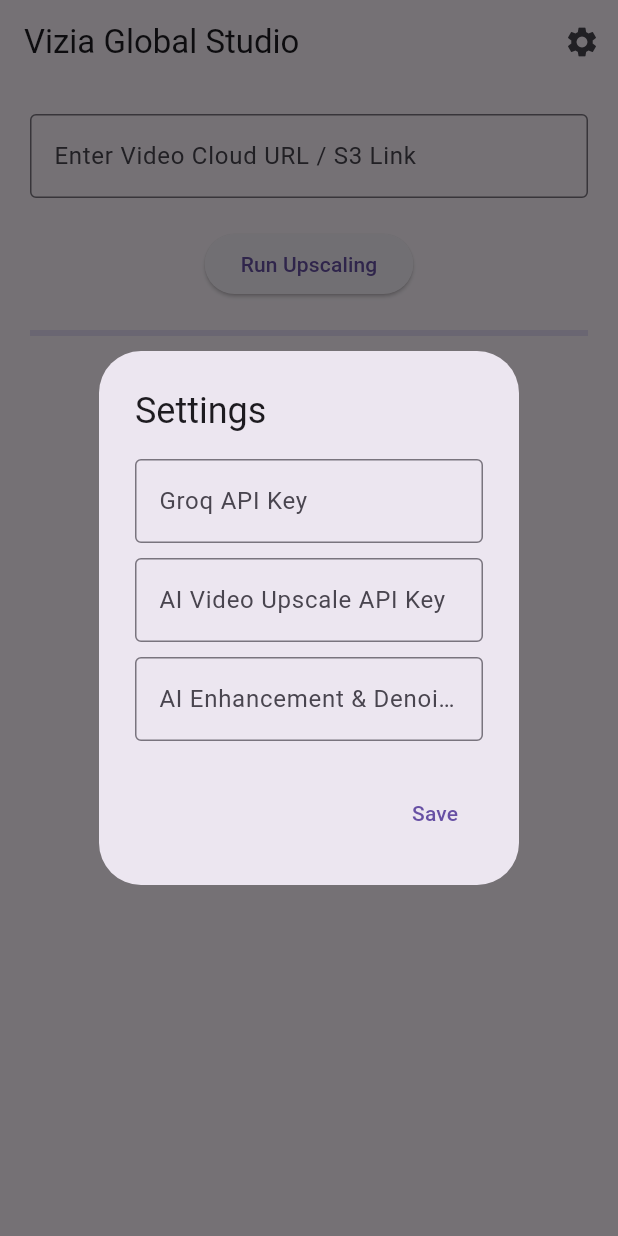
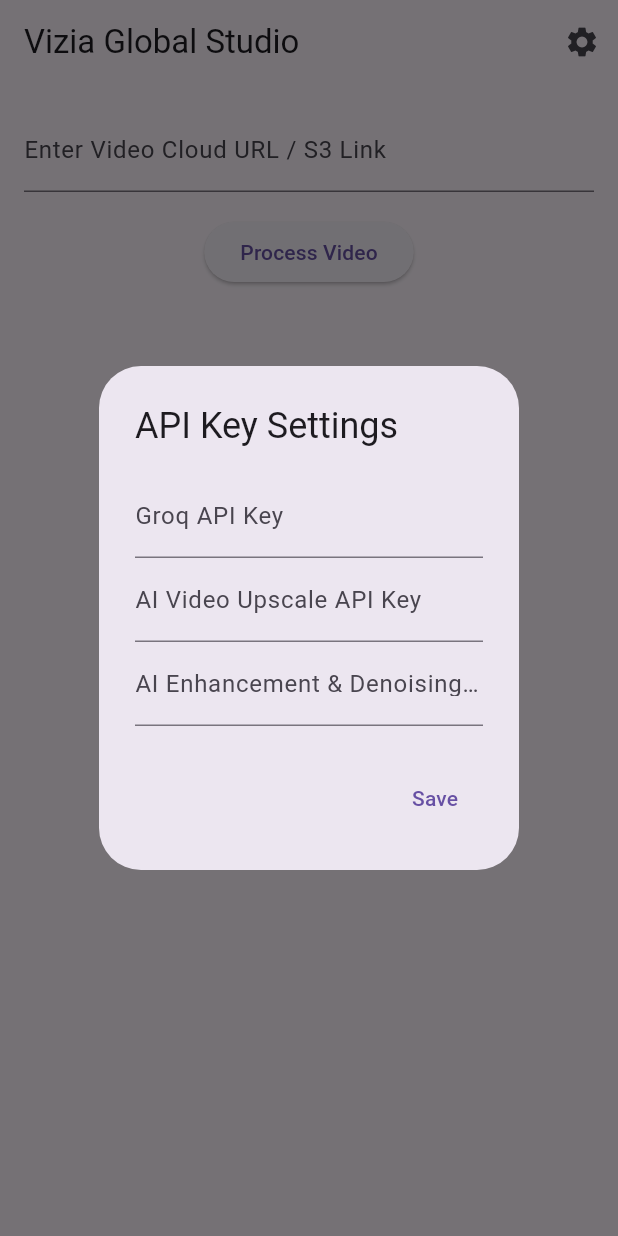
Before and after one commit to tarun225601-star/Tarun-app, a Flutter app: the screen it shows after launch, after a tap on the "settings" icon, on a phone screen of 412 x 824 dp. Run offline on Flutter 3.47's test engine with Material 3 defaults, Android fonts, the phone set to English and light mode, and no system bars; our stand-ins replace shared_preferences.

Commit message:
Auto Agent: update main.dart

```diff
--- a/lib/main.dart
+++ b/lib/main.dart
@@ -1,6 +1,6 @@
 import 'package:flutter/material.dart';
+import 'package:shared_preferences/shared_preferences.dart';
 import 'package:http/http.dart' as http;
-import 'dart:convert';
 
 void main() {
   runApp(const MyApp());
@@ -11,12 +11,9 @@
 
   @override
   Widget build(BuildContext context) {
-    return MaterialApp(
+    return const MaterialApp(
       title: 'Vizia Global Studio',
-      theme: ThemeData(
-        primarySwatch: Colors.blue,
-      ),
-      home: const MyHomePage(),
+      home: MyHomePage(),
     );
   }
 }
@@ -29,110 +26,75 @@
 }
 
 class _MyHomePageState extends State<MyHomePage> {
+  final _videoUrlController = TextEditingController();
   final _groqApiKeyController = TextEditingController();
   final _aiVideoUpscaleApiKeyController = TextEditingController();
   final _aiEnhancementDenoisingApiKeyController = TextEditingController();
-  final _videoUrlController = TextEditingController();
+  bool _isLoading = false;
+  int _progress = 0;
   String _activeAgent = '';
   String _log = '';
-  double _progress = 0;
-  bool _isRunning = false;
 
-  Future<void> _showSettingsDialog() async {
-    await showDialog(
-      context: context,
-      builder: (BuildContext context) {
-        return AlertDialog(
-          title: const Text('Settings'),
-          content: Column(
-            mainAxisSize: MainAxisSize.min,
-            children: [
-              TextField(
-                controller: _groqApiKeyController,
-                decoration: const InputDecoration(
-                  labelText: 'Groq API Key',
-                  border: OutlineInputBorder(),
-                ),
-              ),
-              const SizedBox(height: 10),
-              TextField(
-                controller: _aiVideoUpscaleApiKeyController,
-                decoration: const InputDecoration(
-                  labelText: 'AI Video Upscale API Key',
-                  border: OutlineInputBorder(),
-                ),
-              ),
-              const SizedBox(height: 10),
-              TextField(
-                controller: _aiEnhancementDenoisingApiKeyController,
-                decoration: const InputDecoration(
-                  labelText: 'AI Enhancement & Denoising API Key',
-                  border: OutlineInputBorder(),
-                ),
-              ),
-            ],
-          ),
-          actions: [
-            TextButton(
-              child: const Text('Save'),
-              onPressed: () async {
+  Future<void> _saveApiKeys() async {
     final prefs = await SharedPreferences.getInstance();
-                prefs.setString('groqApiKey', _groqApiKeyController.text);
-                prefs.setString('aiVideoUpscaleApiKey', _aiVideoUpscaleApiKeyController.text);
-                prefs.setString('aiEnhancementDenoisingApiKey', _aiEnhancementDenoisingApiKeyController.text);
-                Navigator.of(context).pop();
-              },
-            ),
-          ],
-        );
-      },
-    );
+    await prefs.setString('groqApiKey', _groqApiKeyController.text);
+    await prefs.setString('aiVideoUpscaleApiKey', _aiVideoUpscaleApiKeyController.text);
+    await prefs.setString('aiEnhancementDenoisingApiKey', _aiEnhancementDenoisingApiKeyController.text);
   }
 
-  Future<void> _loadSettings() async {
+  Future<void> _loadApiKeys() async {
     final prefs = await SharedPreferences.getInstance();
+    setState(() {
       _groqApiKeyController.text = prefs.getString('groqApiKey') ?? '';
       _aiVideoUpscaleApiKeyController.text = prefs.getString('aiVideoUpscaleApiKey') ?? '';
       _aiEnhancementDenoisingApiKeyController.text = prefs.getString('aiEnhancementDenoisingApiKey') ?? '';
+    });
   }
 
-  Future<void> _runUpscaling() async {
+  Future<void> _processVideo() async {
     if (_groqApiKeyController.text.isEmpty ||
         _aiVideoUpscaleApiKeyController.text.isEmpty ||
         _aiEnhancementDenoisingApiKeyController.text.isEmpty) {
       ScaffoldMessenger.of(context).showSnackBar(const SnackBar(content: Text('Please fill in all API keys')));
       return;
     }
+
     if (_videoUrlController.text.isEmpty) {
       ScaffoldMessenger.of(context).showSnackBar(const SnackBar(content: Text('Please enter a video URL')));
       return;
     }
+
     setState(() {
-      _isRunning = true;
+      _isLoading = true;
       _progress = 0;
+      _activeAgent = '';
       _log = '';
     });
-    for (int i = 0; i < 10; i++) {
+
+    for (int i = 1; i <= 10; i++) {
       setState(() {
         _activeAgent = 'Agent $i';
-        _log += 'Starting agent $i\n';
+        _log += 'Agent $i started\n';
       });
+
+      // Simulate AI agent work
       await Future.delayed(const Duration(milliseconds: 500));
+
       setState(() {
+        _progress = (i / 10 * 100).toInt();
         _log += 'Agent $i finished\n';
-        _progress += 10;
       });
     }
+
     setState(() {
-      _isRunning = false;
-      _activeAgent = '';
+      _isLoading = false;
     });
   }
 
   @override
   void initState() {
     super.initState();
-    _loadSettings();
+    _loadApiKeys();
   }
 
   @override
@@ -143,38 +105,83 @@
         actions: [
           IconButton(
             icon: const Icon(Icons.settings),
-            onPressed: _showSettingsDialog,
+            onPressed: () {
+              showDialog(
+                context: context,
+                builder: (BuildContext context) {
+                  return AlertDialog(
+                    title: const Text('API Key Settings'),
+                    content: Column(
+                      mainAxisSize: MainAxisSize.min,
+                      children: [
+                        TextField(
+                          controller: _groqApiKeyController,
+                          decoration: const InputDecoration(
+                            labelText: 'Groq API Key',
+                          ),
+                        ),
+                        TextField(
+                          controller: _aiVideoUpscaleApiKeyController,
+                          decoration: const InputDecoration(
+                            labelText: 'AI Video Upscale API Key',
+                          ),
+                        ),
+                        TextField(
+                          controller: _aiEnhancementDenoisingApiKeyController,
+                          decoration: const InputDecoration(
+                            labelText: 'AI Enhancement & Denoising API Key',
+                          ),
+                        ),
+                      ],
+                    ),
+                    actions: [
+                      TextButton(
+                        child: const Text('Save'),
+                        onPressed: () {
+                          _saveApiKeys().then((_) {
+                            Navigator.of(context).pop();
+                          });
+                        },
+                      ),
+                    ],
+                  );
+                },
+              );
+            },
           ),
         ],
       ),
       body: Padding(
-        padding: const EdgeInsets.all(20.0),
+        padding: const EdgeInsets.all(16.0),
         child: Column(
           children: [
             TextField(
               controller: _videoUrlController,
               decoration: const InputDecoration(
                 labelText: 'Enter Video Cloud URL / S3 Link',
-                border: OutlineInputBorder(),
               ),
             ),
-            const SizedBox(height: 20),
+            const SizedBox(height: 16),
             ElevatedButton(
-              onPressed: _runUpscaling,
-              child: const Text('Run Upscaling'),
+              onPressed: _processVideo,
+              child: const Text('Process Video'),
             ),
-            const SizedBox(height: 20),
+            const SizedBox(height: 16),
+            _isLoading
+                ? Column(
+                    children: [
                       LinearProgressIndicator(
                         value: _progress / 100,
                       ),
-            const SizedBox(height: 20),
+                      const SizedBox(height: 8),
                       Text('Active Agent: $_activeAgent'),
-            const SizedBox(height: 20),
-            Expanded(
-              child: SingleChildScrollView(
-                child: Text(_log),
-              ),
-            ),
+                      const SizedBox(height: 8),
+                      Text('Progress: $_progress%'),
+                      const SizedBox(height: 8),
+                      Text(_log),
+                    ],
+                  )
+                : const Text(''),
           ],
         ),
       ),
```
Lines whose indentation alone changed are shown as unchanged.
